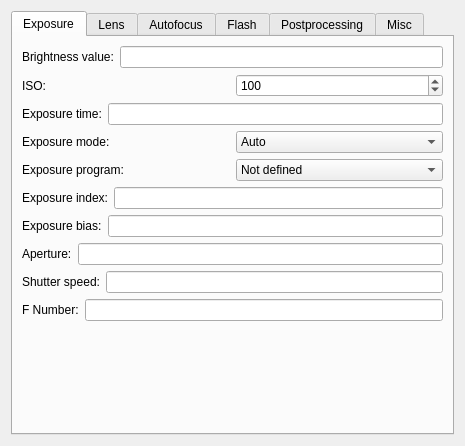
Before: the Qt Designer form krita/plugins/viewplugins/metadataeditor/editors/exif.ui in KDE/krita, drawn with Qt 5.
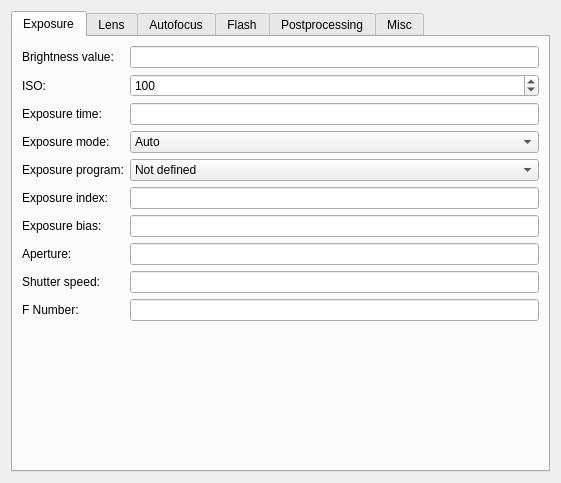
After: the same form once the commit is applied.

Commit message: * use gridlayout * buddy's++ && tab-order++

```diff
--- a/krita/plugins/viewplugins/metadataeditor/editors/exif.ui
+++ b/krita/plugins/viewplugins/metadataeditor/editors/exif.ui
@@ -5,8 +5,8 @@
    <rect>
     <x>0</x>
     <y>0</y>
-    <width>465</width>
-    <height>446</height>
+    <width>545</width>
+    <height>483</height>
    </rect>
   </property>
   <layout class="QVBoxLayout" >
@@ -19,31 +19,27 @@
       <attribute name="title" >
        <string>Exposure</string>
       </attribute>
-      <layout class="QVBoxLayout" >
-       <item>
         <layout class="QHBoxLayout" >
          <item>
+        <layout class="QGridLayout" >
+         <item row="0" column="0" >
           <widget class="QLabel" name="label" >
            <property name="text" >
             <string>Brightness value:</string>
            </property>
           </widget>
          </item>
-         <item>
+         <item row="0" column="1" >
           <widget class="QLineEdit" name="editBrightnessValue" />
          </item>
-        </layout>
-       </item>
-       <item>
-        <layout class="QHBoxLayout" >
-         <item>
+         <item row="1" column="0" >
           <widget class="QLabel" name="label_2" >
            <property name="text" >
             <string>ISO:</string>
            </property>
           </widget>
          </item>
-         <item>
+         <item row="1" column="1" >
           <widget class="QSpinBox" name="editISO" >
            <property name="maximum" >
             <number>3600</number>
@@ -56,32 +52,24 @@
            </property>
           </widget>
          </item>
-        </layout>
-       </item>
-       <item>
-        <layout class="QHBoxLayout" >
-         <item>
+         <item row="2" column="0" >
           <widget class="QLabel" name="label_16" >
            <property name="text" >
             <string>Exposure time:</string>
            </property>
           </widget>
          </item>
-         <item>
+         <item row="2" column="1" >
           <widget class="QLineEdit" name="editExposureTime" />
          </item>
-        </layout>
-       </item>
-       <item>
-        <layout class="QHBoxLayout" >
-         <item>
+         <item row="3" column="0" >
           <widget class="QLabel" name="label_3" >
            <property name="text" >
             <string>Exposure mode:</string>
            </property>
           </widget>
          </item>
-         <item>
+         <item row="3" column="1" >
           <widget class="QComboBox" name="editExposureMode" >
            <item>
             <property name="text" >
@@ -100,18 +88,14 @@
            </item>
           </widget>
          </item>
-        </layout>
-       </item>
-       <item>
-        <layout class="QHBoxLayout" >
-         <item>
+         <item row="4" column="0" >
           <widget class="QLabel" name="label_14" >
            <property name="text" >
             <string>Exposure program:</string>
            </property>
           </widget>
          </item>
-         <item>
+         <item row="4" column="1" >
           <widget class="QComboBox" name="editExposureProgram" >
            <item>
             <property name="text" >
@@ -160,90 +144,70 @@
            </item>
           </widget>
          </item>
-        </layout>
-       </item>
-       <item>
-        <layout class="QHBoxLayout" >
-         <item>
+         <item row="5" column="0" >
           <widget class="QLabel" name="label_7" >
            <property name="text" >
             <string>Exposure index:</string>
            </property>
           </widget>
          </item>
-         <item>
+         <item row="5" column="1" >
           <widget class="QLineEdit" name="editExposureIndex" />
          </item>
-        </layout>
-       </item>
-       <item>
-        <layout class="QHBoxLayout" >
-         <item>
+         <item row="6" column="0" >
           <widget class="QLabel" name="label_10" >
            <property name="text" >
             <string>Exposure bias:</string>
            </property>
           </widget>
          </item>
-         <item>
+         <item row="6" column="1" >
           <widget class="QLineEdit" name="editExposureBiasValue" />
          </item>
-        </layout>
-       </item>
-       <item>
-        <layout class="QHBoxLayout" >
-         <item>
+         <item row="7" column="0" >
           <widget class="QLabel" name="label_9" >
            <property name="text" >
             <string>Aperture:</string>
            </property>
           </widget>
          </item>
-         <item>
+         <item row="7" column="1" >
           <widget class="QLineEdit" name="editApertureValue" />
          </item>
-        </layout>
-       </item>
-       <item>
-        <layout class="QHBoxLayout" >
-         <item>
+         <item row="8" column="0" >
           <widget class="QLabel" name="label_8" >
            <property name="text" >
             <string>Shutter speed:</string>
            </property>
           </widget>
          </item>
-         <item>
+         <item row="8" column="1" >
           <widget class="QLineEdit" name="editShutterSpeedValue" />
          </item>
-        </layout>
-       </item>
-       <item>
-        <layout class="QHBoxLayout" >
-         <item>
+         <item row="9" column="0" >
           <widget class="QLabel" name="label_25" >
            <property name="text" >
             <string>F Number:</string>
            </property>
           </widget>
          </item>
-         <item>
+         <item row="9" column="1" >
           <widget class="QLineEdit" name="editFNumber" />
          </item>
-        </layout>
-       </item>
-       <item>
+         <item row="10" column="0" colspan="2" >
         <spacer>
          <property name="orientation" >
           <enum>Qt::Vertical</enum>
          </property>
          <property name="sizeHint" >
           <size>
-           <width>20</width>
-           <height>40</height>
+             <width>517</width>
+             <height>51</height>
           </size>
          </property>
         </spacer>
+         </item>
+        </layout>
        </item>
       </layout>
      </widget>
```
Left out of the diff: 282 changed lines with no effect on the pictures. Lines whose indentation alone changed are shown as unchanged. The commit also changes 1 other file.
